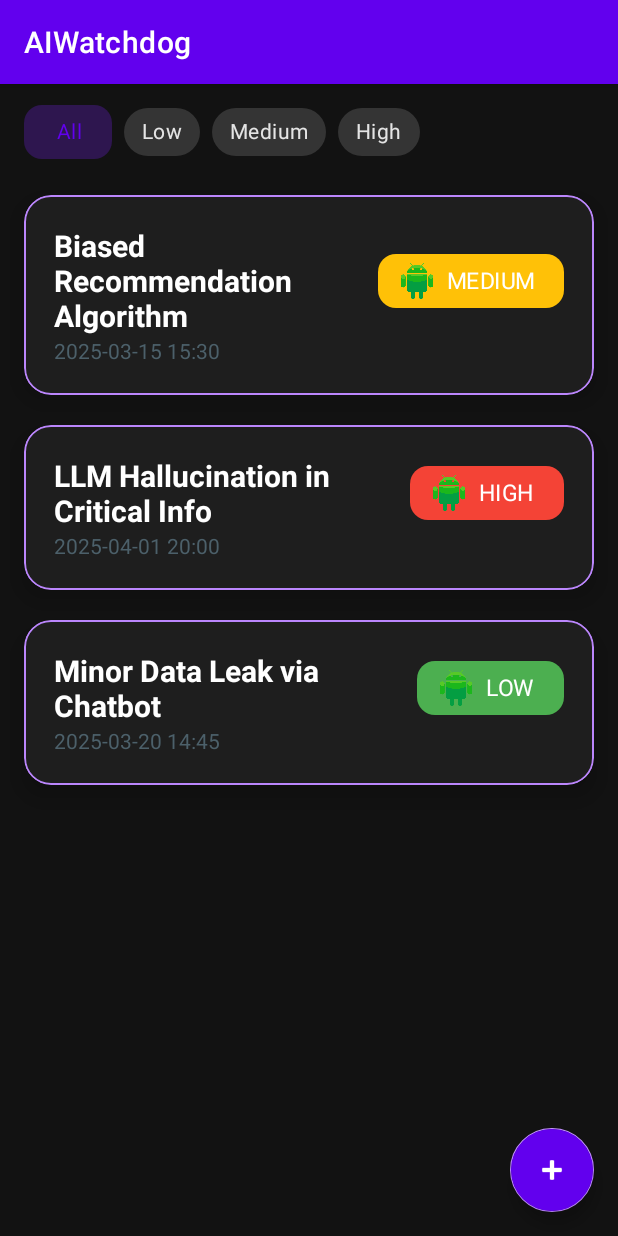
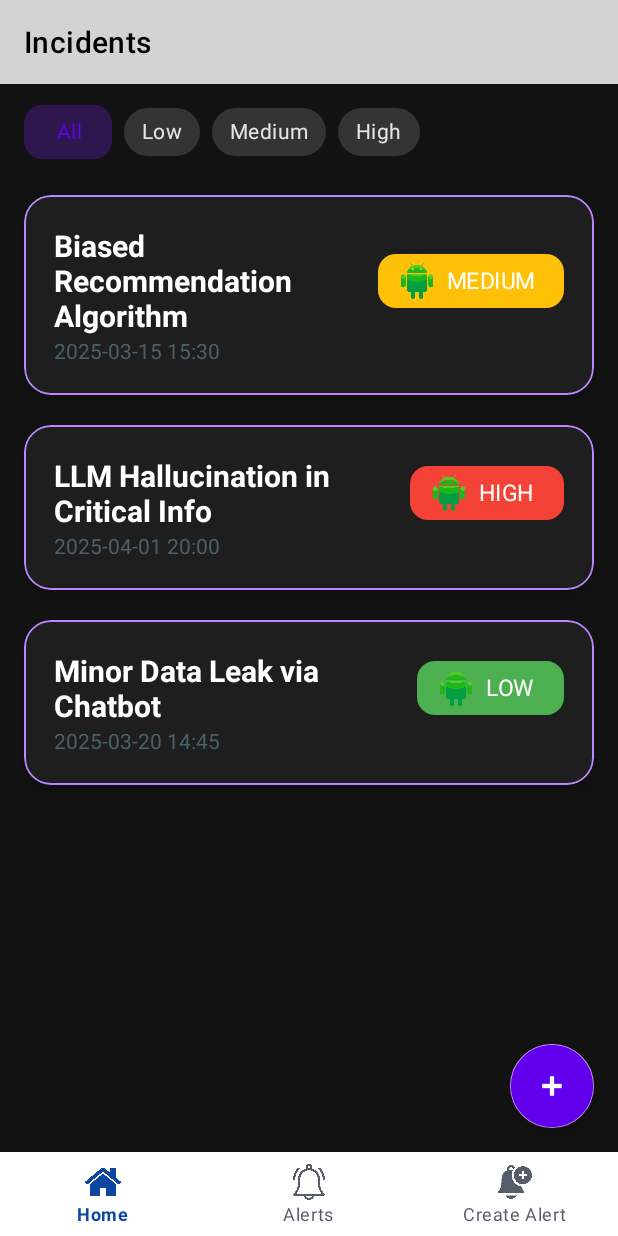
Before and after one commit to Amartyakaushik/AIWatchdog, an Android app: the screen it shows after launch (MainActivity), on a phone screen of 412 x 824 dp. Run offline under Robolectric (Android 15) with nearby library versions, the phone set to English and light mode, and no system bars.

Commit message:
Updating the ui while implementing BottomNavBar

```diff
--- a/app/src/main/java/com/example/aiwatchdog/MainActivity.kt
+++ b/app/src/main/java/com/example/aiwatchdog/MainActivity.kt
@@ -1,20 +1,51 @@
 package com.example.aiwatchdog
 
 import android.os.Bundle
-import androidx.activity.enableEdgeToEdge
 import androidx.appcompat.app.AppCompatActivity
-import androidx.core.view.ViewCompat
-import androidx.core.view.WindowInsetsCompat
+import androidx.appcompat.widget.Toolbar
+import androidx.fragment.app.Fragment
+import com.example.aiwatchdog.ui.IncidentListFragment // Alerts tab
+import com.example.aiwatchdog.ui.AddIncidentFragment   // Create Alert tab
+import com.example.aiwatchdog.ui.HomeFragment
+import com.google.android.material.bottomnavigation.BottomNavigationView
 
 class MainActivity : AppCompatActivity() {
     override fun onCreate(savedInstanceState: Bundle?) {
         super.onCreate(savedInstanceState)
-        enableEdgeToEdge()
         setContentView(R.layout.activity_main)
-        ViewCompat.setOnApplyWindowInsetsListener(findViewById(R.id.main)) { v, insets ->
-            val systemBars = insets.getInsets(WindowInsetsCompat.Type.systemBars())
-            v.setPadding(systemBars.left, systemBars.top, systemBars.right, systemBars.bottom)
-            insets
+//        val actionBar = supportActionBar
+//        if (actionBar != null) {
+//            actionBar.hide()
+//        }
+        val toolbar = findViewById<Toolbar>(R.id.toolbar)
+        setSupportActionBar(toolbar)
+
+        val bottomNav = findViewById<BottomNavigationView>(R.id.bottomNavigation)
+        bottomNav.setOnItemSelectedListener { item ->
+            when (item.itemId) {
+                R.id.nav_home -> switchFragment(IncidentListFragment())
+                R.id.nav_alerts -> switchFragment(HomeFragment())
+                R.id.nav_create -> switchFragment(AddIncidentFragment())
+            }
+            true
+        }
+        // Set default fragment
+        if (savedInstanceState == null) {
+            bottomNav.selectedItemId = R.id.nav_home
         }
     }
+
+    private fun switchFragment(fragment: Fragment) {
+        supportFragmentManager.beginTransaction()
+            .replace(R.id.fragmentContainer, fragment)
+            .commit()
+
+        val title = when (fragment) {
+            is IncidentListFragment -> "Incidents"
+            is AddIncidentFragment -> "Create Alert"
+            // Add more fragments as needed
+            else -> "AIWatchdog"
+        }
+        supportActionBar?.title = title
+    }
 }
--- /dev/null
+++ b/app/src/main/res/color/nav_item_color.xml
@@ -0,0 +1,8 @@
+<?xml version="1.0" encoding="utf-8"?>
+<selector xmlns:android="http://schemas.android.com/apk/res/android">
+    <item android:color="#0D47A1" android:state_checked="true" />
+<!--    <item android:color="#688CC4" android:state_hovered="true" />-->
+<!--    <item android:color="#565E6C" android:state_hovered="false"/>-->
+    <item android:color="#565E6C" android:state_checked="false"/>
+
+</selector>
--- a/app/src/main/res/layout/activity_main.xml
+++ b/app/src/main/res/layout/activity_main.xml
@@ -1,18 +1,39 @@
 <?xml version="1.0" encoding="utf-8"?>
-<androidx.constraintlayout.widget.ConstraintLayout xmlns:android="http://schemas.android.com/apk/res/android"
+<androidx.coordinatorlayout.widget.CoordinatorLayout xmlns:android="http://schemas.android.com/apk/res/android"
     xmlns:app="http://schemas.android.com/apk/res-auto"
-    xmlns:tools="http://schemas.android.com/tools"
-    android:id="@+id/main"
     android:layout_width="match_parent"
     android:layout_height="match_parent"
-    tools:context=".MainActivity">
+    android:background="#D3D3D3">
 
-    <androidx.fragment.app.FragmentContainerView
-        android:id="@+id/nav_host_fragment"
-        android:name="androidx.navigation.fragment.NavHostFragment"
+    <androidx.appcompat.widget.Toolbar
+        android:id="@+id/toolbar"
+        android:layout_width="match_parent"
+        android:layout_height="wrap_content"
+        android:background="@android:color/transparent"
+        app:title="Home"
+        app:titleTextColor="#000"
+        app:layout_collapseMode="pin"
+        app:popupTheme="@style/ThemeOverlay.AppCompat.Light" />
+
+    <FrameLayout
+        android:id="@+id/fragmentContainer"
         android:layout_width="match_parent"
         android:layout_height="match_parent"
-        app:defaultNavHost="true"
-        app:navGraph="@navigation/nav_graph" />
+        android:layout_marginBottom="56dp"
+        app:layout_behavior="@string/appbar_scrolling_view_behavior"
+        android:layout_gravity="center"
+        android:layout_marginTop="?attr/actionBarSize"
+        />
 
-</androidx.constraintlayout.widget.ConstraintLayout>
+    <com.google.android.material.bottomnavigation.BottomNavigationView
+        android:id="@+id/bottomNavigation"
+        android:layout_width="match_parent"
+        android:layout_height="56dp"
+        android:layout_gravity="bottom"
+        app:menu="@menu/bottom_nav_menu"
+        android:background="@android:color/white"
+        app:itemIconTint="@color/nav_item_color"
+        app:itemTextColor="@color/nav_item_color"
+        />
+
+</androidx.coordinatorlayout.widget.CoordinatorLayout>
--- /dev/null
+++ b/app/src/main/res/menu/bottom_nav_menu.xml
@@ -0,0 +1,15 @@
+<?xml version="1.0" encoding="utf-8"?>
+<menu xmlns:android="http://schemas.android.com/apk/res/android">
+    <item
+        android:id="@+id/nav_home"
+        android:icon="@drawable/ic_home"
+        android:title="Home" />
+    <item
+        android:id="@+id/nav_alerts"
+        android:icon="@drawable/ic_alert"
+        android:title="Alerts" />
+    <item
+        android:id="@+id/nav_create"
+        android:icon="@drawable/ic_add_alert"
+        android:title="Create Alert" />
+</menu>
--- a/app/src/main/res/values/themes.xml
+++ b/app/src/main/res/values/themes.xml
@@ -14,5 +14,7 @@
         <item name="android:colorBackground">@color/dark_background</item>
         <item name="colorSurface">@color/dark_surface</item>
         <item name="colorOnSurface">@color/white</item>
+        <item name="windowActionBar">false</item>
+        <item name="windowNoTitle">true</item>
     </style>
 </resources>
```
Also changed, not shown: app/src/main/java/com/example/aiwatchdog/SplashActivity.kt (+11 -2 lines), app/src/main/java/com/example/aiwatchdog/ui/AlertAdapter.kt (added, +35 -0 lines), app/src/main/java/com/example/aiwatchdog/ui/HomeFragment.kt (added, +52 -0 lines), app/src/main/res/layout/fragment_home.xml (added, +51 -0 lines), app/src/main/res/layout/item_alert.xml (added, +32 -0 lines), app/src/main/res/drawable/ic_add_alert.png (added), app/src/main/res/drawable/ic_alert.png (added), app/src/main/res/drawable/ic_home.png (added), app/src/main/res/drawable/ic_search.png (added).
